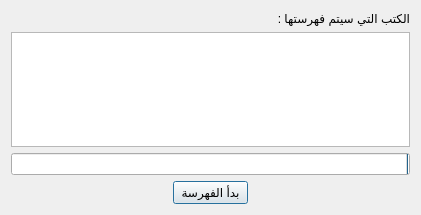
Above: indexingdialg.ui from boussouira/albahhet before the change. Below: the same form after it.
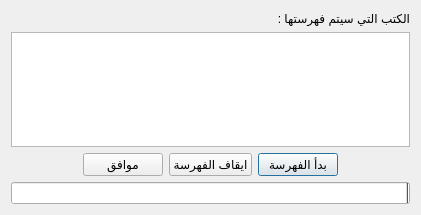
That is the form after the change.

The edit to the form file:
```diff
--- a/indexingdialg.ui
+++ b/indexingdialg.ui
@@ -36,13 +36,6 @@
    <item>
     <widget class="QListWidget" name="listWidget"/>
    </item>
-   <item>
-    <widget class="QProgressBar" name="progressBar">
-     <property name="alignment">
-      <set>Qt::AlignCenter</set>
-     </property>
-    </widget>
-   </item>
    <item>
     <layout class="QHBoxLayout" name="horizontalLayout">
      <item>
@@ -59,18 +52,26 @@
       </spacer>
      </item>
      <item>
-      <widget class="QPushButton" name="pushButton">
-       <property name="maximumSize">
-        <size>
-         <width>75</width>
-         <height>23</height>
-        </size>
-       </property>
+      <widget class="QPushButton" name="pushStartIndexing">
        <property name="text">
         <string>بدأ الفهرسة</string>
        </property>
       </widget>
      </item>
+     <item>
+      <widget class="QPushButton" name="pushStopIndexing">
+       <property name="text">
+        <string>ايقاف الفهرسة</string>
+       </property>
+      </widget>
+     </item>
+     <item>
+      <widget class="QPushButton" name="pushClose">
+       <property name="text">
+        <string>موافق</string>
+       </property>
+      </widget>
+     </item>
      <item>
       <spacer name="horizontalSpacer_2">
        <property name="orientation">
@@ -86,6 +87,13 @@
      </item>
     </layout>
    </item>
+   <item>
+    <widget class="QProgressBar" name="progressBar">
+     <property name="alignment">
+      <set>Qt::AlignCenter</set>
+     </property>
+    </widget>
+   </item>
   </layout>
  </widget>
  <resources/>
```
